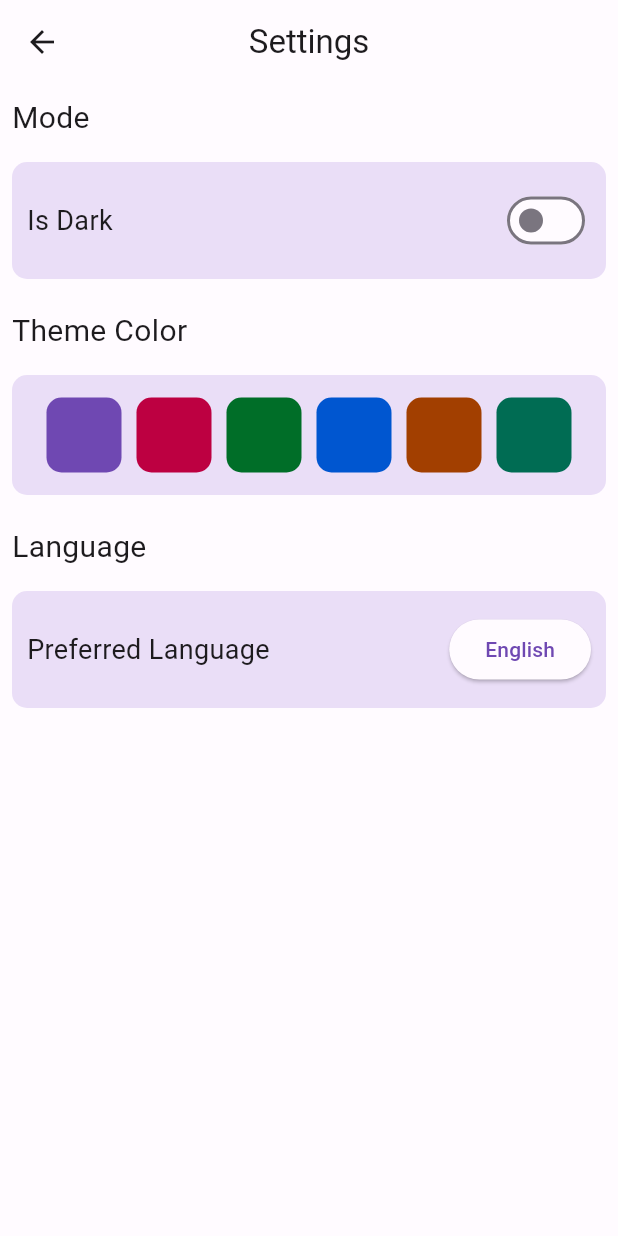
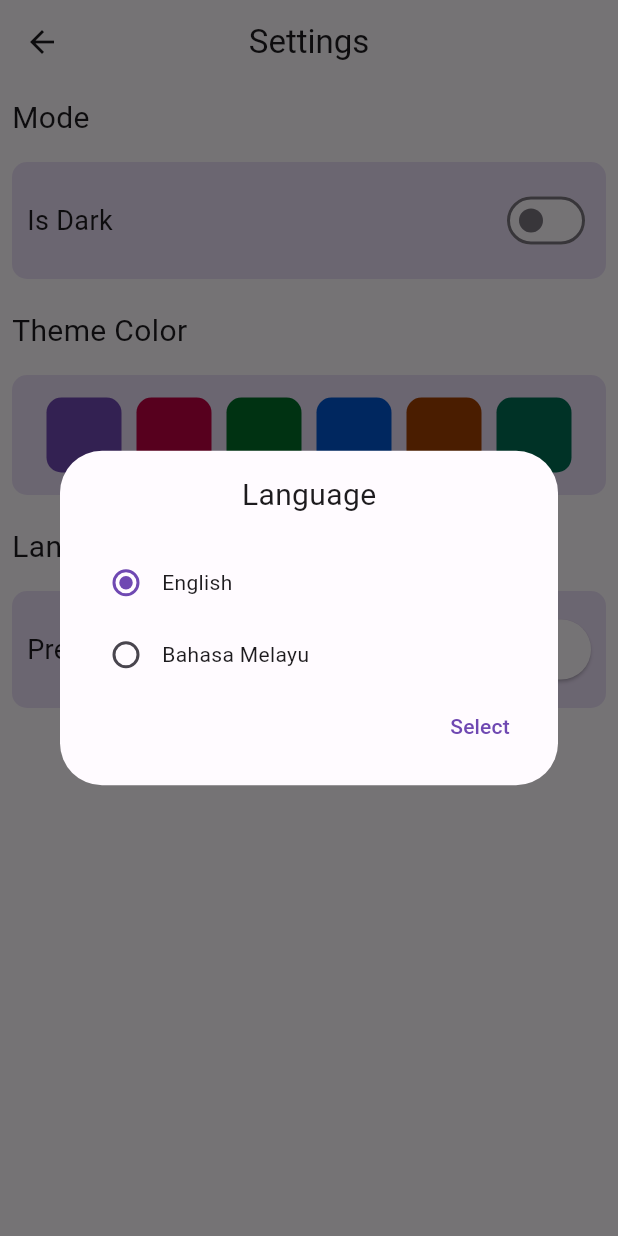
Before and after one commit to qawitherev/pomodoroBloc, a Flutter app: the SettingsPage screen opened directly, after a tap on "English", on a phone screen of 412 x 824 dp. Run offline on Flutter 3.47's test engine with Material 2 defaults, Android fonts, the phone set to English and light mode, and no system bars; our stand-ins replace flutter_svg, shared_preferences; accounts and stored records are empty.

Commit message:
1. preliminary flutter_local_notifications (androidManifest) 2. language selection dialog UI
todo: language logic, to run in background,

future todo: spotify integration, monetization, history/stats,

```diff
--- a/lib/providers/settings_provider.dart
+++ b/lib/providers/settings_provider.dart
@@ -10,6 +10,7 @@ class SettingsProvider extends ChangeNotifier {
   ThemeData _lightTheme = blueTheme;
   ThemeData _darkTheme = blueDarkTheme;
   ThemeMode _themeMode = ThemeMode.light;
+  int _selectedLanguageRadio = 0;
 
   get lang => _lang;
 
@@ -20,6 +21,8 @@ class SettingsProvider extends ChangeNotifier {
   get darkTheme => _darkTheme;
 
   get themeMode => _themeMode;
+
+  get selectedLanguageRadio => _selectedLanguageRadio;
 
   SettingsProvider() {
     initSettings();
@@ -135,6 +138,11 @@ class SettingsProvider extends ChangeNotifier {
       setThemeColor(Misc.stringToEnum(savedThemeColor, ColorTheme.values));
     }
   }
+
+  void selectLanguageRadio(int value) {
+    _selectedLanguageRadio = value;
+    notifyListeners();
+  }
 }
 
 enum Language {
--- a/lib/views/settings_page.dart
+++ b/lib/views/settings_page.dart
@@ -49,7 +49,8 @@ class SettingsPage extends StatelessWidget {
                 style: TextStyle(fontSize: 20),
               ),
               const Vertical15(),
-              CommonContainer10(child: Center(
+              CommonContainer10(
+                child: Center(
                   child: SizedBox(
                     height: 50,
                     child: SingleChildScrollView(
@@ -162,7 +163,8 @@ class SettingsPage extends StatelessWidget {
                       ),
                     ),
                   ),
-              ),),
+                ),
+              ),
               const Vertical20(),
               const Text(
                 "Language",
@@ -181,7 +183,7 @@ class SettingsPage extends StatelessWidget {
                           style: TextStyle(fontSize: 18),
                         )),
                     ElevatedButton(
-                        onPressed: () => _showDialog(context),
+                        onPressed: () => _showDialog(context, settingsProvider),
                         child: const Text("English")),
                   ],
                 ),
@@ -193,8 +195,60 @@ class SettingsPage extends StatelessWidget {
     );
   }
 
-  _showDialog(BuildContext context) {
-
+  _showDialog(BuildContext context, SettingsProvider settingsProvider) {
+    showDialog(
+        context: context,
+        builder: (BuildContext context) {
+          return Dialog(
+            child: Padding(
+              padding: const EdgeInsets.symmetric(horizontal: 20, vertical: 15),
+              child: Column(
+                mainAxisSize: MainAxisSize.min,
+                children: [
+                  const Text(
+                    "Language",
+                    style: TextStyle(fontSize: 20),
+                  ),
+                  const Vertical20(),
+                  Row(
+                    children: [
+                      Radio(
+                        value: 0,
+                        groupValue: settingsProvider.selectedLanguageRadio,
+                        onChanged: (value) {
+                          if (value != null) {
+                            settingsProvider.selectLanguageRadio(value as int);
+                          }
+                        },
+                      ),
+                      const Text("English"),
+                    ],
+                  ),
+                  Row(
+                    children: [
+                      Radio(
+                        value: 1,
+                        groupValue: settingsProvider.selectedLanguageRadio,
+                        onChanged: (value) {
+                          if (value != null) {
+                            settingsProvider.selectLanguageRadio(value as int);
+                          }
+                        },
+                      ),
+                      const Text("Bahasa Melayu"),
+                    ],
+                  ),
+                  Align(
+                    alignment: Alignment.topRight,
+                    child: TextButton(onPressed: () {
+                      Navigator.pop(context);
+                    }, child: const Text("Select"),),
+                  ),
+                ],
+              ),
+            ),
+          );
+        });
   }
 }
 /*
--- a/pubspec.yaml
+++ b/pubspec.yaml
@@ -38,6 +38,7 @@ dependencies:
   provider: ^6.0.5
   shared_preferences: ^2.2.2
   flutter_svg: ^2.0.5
+  flutter_local_notifications: ^16.1.0
 
 dev_dependencies:
   flutter_test:
```
Also changed, not shown: pubspec.lock, 2 other files. Lines whose indentation alone changed are shown as unchanged.
